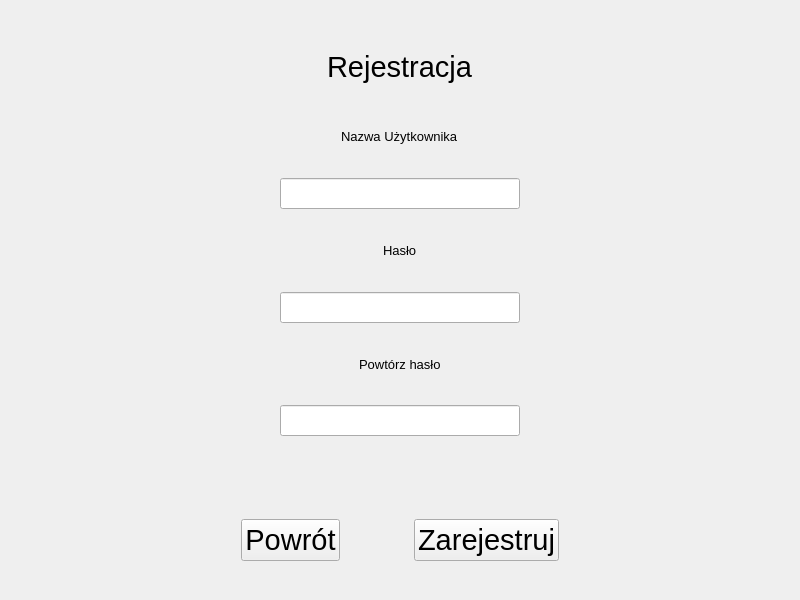
Above: src/gui/accounts/register_window/register_window.ui from piotrjwegrzyn/Scrabble before the change. Below: the same form after it.
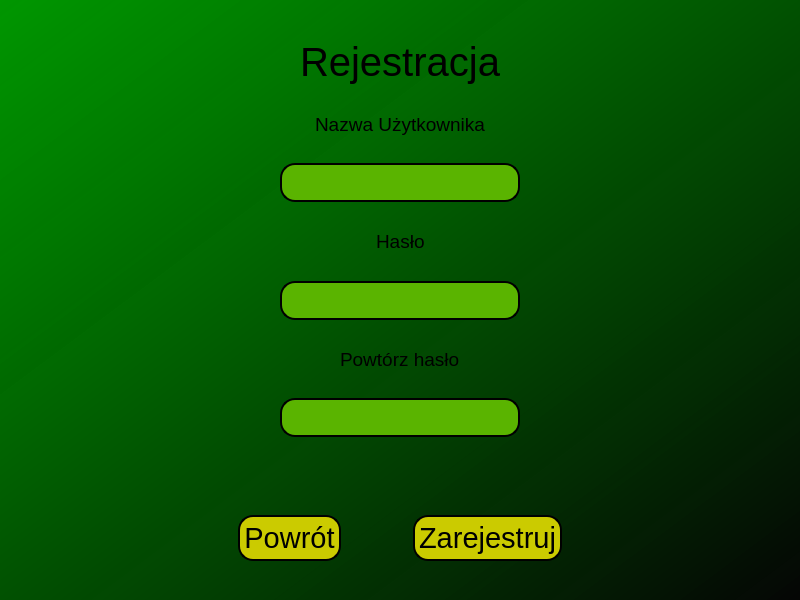
That is the form after the change.

```diff
--- a/src/gui/accounts/register_window/register_window.ui
+++ b/src/gui/accounts/register_window/register_window.ui
@@ -11,7 +11,7 @@
    </rect>
   </property>
   <property name="sizePolicy">
-   <sizepolicy hsizetype="Ignored" vsizetype="Ignored">
+   <sizepolicy hsizetype="Preferred" vsizetype="Preferred">
     <horstretch>0</horstretch>
     <verstretch>0</verstretch>
    </sizepolicy>
@@ -25,10 +25,16 @@
   <property name="windowTitle">
    <string>MainWindow</string>
   </property>
+  <property name="styleSheet">
+   <string notr="true">background-color:qlineargradient(spread:pad, x1:0, y1:0, x2:1, y2:1, stop:0 rgba(0, 150, 0, 255), stop:1 rgba(0, 0, 0, 220))</string>
+  </property>
   <widget class="QWidget" name="centralwidget">
+   <property name="styleSheet">
+    <string notr="true">background-color: rgb(0,0,0,0);</string>
+   </property>
    <layout class="QGridLayout" name="gridLayout">
     <item row="0" column="0">
-     <layout class="QVBoxLayout" name="verticalLayout" stretch="3,2,1,2,1,2,1,2,3">
+     <layout class="QGridLayout" name="gridLayout_2">
       <property name="leftMargin">
        <number>20</number>
       </property>
@@ -41,7 +47,7 @@
       <property name="bottomMargin">
        <number>20</number>
       </property>
-      <item>
+      <item row="0" column="0">
        <layout class="QHBoxLayout" name="horizontalLayout">
         <property name="leftMargin">
          <number>10</number>
@@ -72,9 +78,12 @@
          <widget class="QLabel" name="label">
           <property name="font">
            <font>
-            <pointsize>22</pointsize>
+            <pointsize>30</pointsize>
            </font>
           </property>
+          <property name="styleSheet">
+           <string notr="true">background-color: rgb(0,0,0,0);</string>
+          </property>
           <property name="text">
            <string>Rejestracja</string>
           </property>
@@ -95,7 +104,7 @@
         </item>
        </layout>
       </item>
-      <item>
+      <item row="1" column="0">
        <layout class="QHBoxLayout" name="horizontalLayout_2">
         <property name="leftMargin">
          <number>10</number>
@@ -126,9 +135,12 @@
          <widget class="QLabel" name="label_2">
           <property name="font">
            <font>
-            <pointsize>10</pointsize>
+            <pointsize>14</pointsize>
            </font>
           </property>
+          <property name="styleSheet">
+           <string notr="true">background-color: rgb(0,0,0,0);</string>
+          </property>
           <property name="text">
            <string>Nazwa Użytkownika</string>
           </property>
@@ -149,7 +161,7 @@
         </item>
        </layout>
       </item>
-      <item>
+      <item row="2" column="0">
        <layout class="QHBoxLayout" name="horizontalLayout_3">
         <property name="leftMargin">
          <number>10</number>
@@ -180,9 +192,17 @@
          <widget class="QLineEdit" name="enterUsername">
           <property name="font">
            <font>
-            <pointsize>14</pointsize>
+            <pointsize>16</pointsize>
            </font>
           </property>
+          <property name="styleSheet">
+           <string notr="true">background-color: rgb(90, 180, 0);
+border-style: outset;
+border-width: 2px;
+border-radius: 15px;
+border-color: black;
+padding: 4px;</string>
+          </property>
          </widget>
         </item>
         <item>
@@ -200,7 +220,7 @@
         </item>
        </layout>
       </item>
-      <item>
+      <item row="3" column="0">
        <layout class="QHBoxLayout" name="horizontalLayout_4">
         <property name="leftMargin">
          <number>10</number>
@@ -231,9 +251,12 @@
          <widget class="QLabel" name="label_3">
           <property name="font">
            <font>
-            <pointsize>10</pointsize>
+            <pointsize>14</pointsize>
            </font>
           </property>
+          <property name="styleSheet">
+           <string notr="true">background-color: rgb(0,0,0,0);</string>
+          </property>
           <property name="text">
            <string>Hasło</string>
           </property>
@@ -254,7 +277,7 @@
         </item>
        </layout>
       </item>
-      <item>
+      <item row="4" column="0">
        <layout class="QHBoxLayout" name="horizontalLayout_5">
         <property name="leftMargin">
          <number>10</number>
@@ -285,9 +308,17 @@
          <widget class="QLineEdit" name="enterPassword">
           <property name="font">
            <font>
-            <pointsize>14</pointsize>
+            <pointsize>16</pointsize>
            </font>
           </property>
+          <property name="styleSheet">
+           <string notr="true">background-color: rgb(90, 180, 0);
+border-style: outset;
+border-width: 2px;
+border-radius: 15px;
+border-color: black;
+padding: 4px;</string>
+          </property>
          </widget>
         </item>
         <item>
@@ -305,7 +336,7 @@
         </item>
        </layout>
       </item>
-      <item>
+      <item row="5" column="0">
        <layout class="QHBoxLayout" name="horizontalLayout_8">
         <property name="leftMargin">
          <number>10</number>
@@ -336,9 +367,12 @@
          <widget class="QLabel" name="label_4">
           <property name="font">
            <font>
-            <pointsize>10</pointsize>
+            <pointsize>14</pointsize>
            </font>
           </property>
+          <property name="styleSheet">
+           <string notr="true">background-color: rgb(0,0,0,0);</string>
+          </property>
           <property name="text">
            <string>Powtórz hasło</string>
           </property>
@@ -359,7 +393,7 @@
         </item>
        </layout>
       </item>
-      <item>
+      <item row="6" column="0">
        <layout class="QHBoxLayout" name="horizontalLayout_9">
         <property name="leftMargin">
          <number>10</number>
@@ -390,9 +424,17 @@
          <widget class="QLineEdit" name="repeatPassword">
           <property name="font">
            <font>
-            <pointsize>14</pointsize>
+            <pointsize>16</pointsize>
            </font>
           </property>
+          <property name="styleSheet">
+           <string notr="true">background-color: rgb(90, 180, 0);
+border-style: outset;
+border-width: 2px;
+border-radius: 15px;
+border-color: black;
+padding: 4px;</string>
+          </property>
          </widget>
         </item>
         <item>
@@ -410,7 +452,7 @@
         </item>
        </layout>
       </item>
-      <item>
+      <item row="7" column="0">
        <layout class="QHBoxLayout" name="horizontalLayout_6">
         <property name="leftMargin">
          <number>10</number>
@@ -445,11 +487,14 @@
            </font>
           </property>
           <property name="styleSheet">
-           <string notr="true">color : red;</string>
+           <string notr="true">background-color: rgb(0,0,0,0);</string>
           </property>
           <property name="text">
            <string/>
           </property>
+          <property name="alignment">
+           <set>Qt::AlignCenter</set>
+          </property>
          </widget>
         </item>
         <item>
@@ -467,7 +512,7 @@
         </item>
        </layout>
       </item>
-      <item>
+      <item row="8" column="0">
        <layout class="QHBoxLayout" name="horizontalLayout_7" stretch="3,1,1,1,3">
         <property name="leftMargin">
          <number>10</number>
@@ -501,6 +546,14 @@
             <pointsize>22</pointsize>
            </font>
           </property>
+          <property name="styleSheet">
+           <string notr="true">background-color: rgb(203, 203, 0);
+border-style: outset;
+border-width: 2px;
+border-radius: 15px;
+border-color: black;
+padding: 4px;</string>
+          </property>
           <property name="text">
            <string>Powrót</string>
           </property>
@@ -526,6 +579,14 @@
             <pointsize>22</pointsize>
            </font>
           </property>
+          <property name="styleSheet">
+           <string notr="true">background-color: rgb(203, 203, 0);
+border-style: outset;
+border-width: 2px;
+border-radius: 15px;
+border-color: black;
+padding: 4px;</string>
+          </property>
           <property name="text">
            <string>Zarejestruj</string>
           </property>
```
